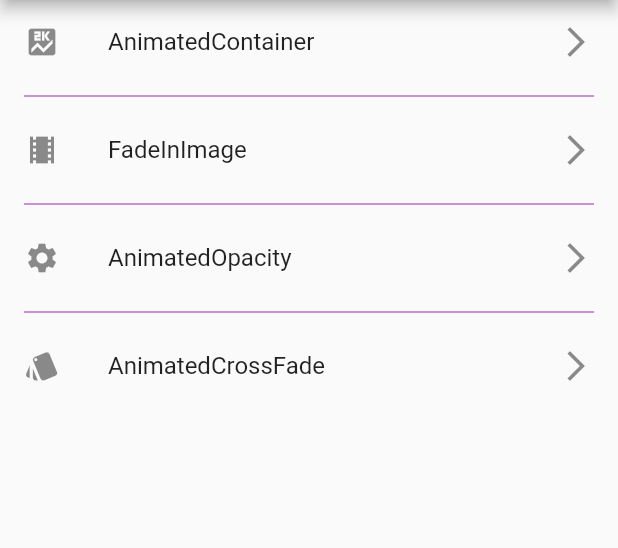
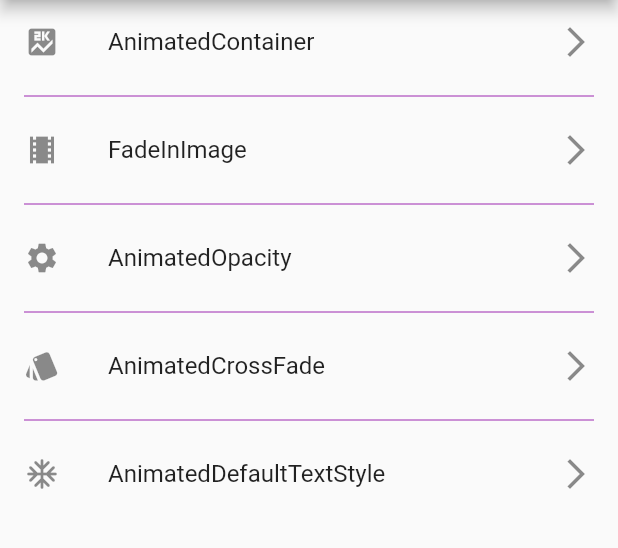
Before and after one commit to YannMancel/animator, a Flutter app: the screen it shows after launch, on a phone screen of 412 x 824 dp, the part 84-632 px from its top. Run offline on Flutter 3.47's test engine with Material 2 defaults, Android fonts, the phone set to English and light mode, and no system bars.

Commit message:
Add animated_default_text_style.dart

```diff
--- a/lib/data_layer/data.dart
+++ b/lib/data_layer/data.dart
@@ -1,6 +1,7 @@
 import 'package:animator/data_layer/section.dart';
 import 'package:animator/ui_layer/animations/animated_container.dart';
 import 'package:animator/ui_layer/animations/animated_cross_fade.dart';
+import 'package:animator/ui_layer/animations/animated_default_text_style.dart';
 import 'package:animator/ui_layer/animations/animated_opacity.dart';
 import 'package:animator/ui_layer/animations/fade_in_image.dart';
 import 'package:flutter/material.dart';
@@ -23,7 +24,11 @@ final animations = <Section>[
   Section(
       title: "AnimatedCrossFade",
       icon: Icons.style,
-      destination: AnimatedCrossFadeWidget())
+      destination: AnimatedCrossFadeWidget()),
+  Section(
+      title: "AnimatedDefaultTextStyle",
+      icon: Icons.ac_unit_rounded,
+      destination: AnimatedDefaultTextStyleWidget()),
 ];
 
 // -- Images --
```
Also changed, not shown: lib/ui_layer/animations/animated_default_text_style.dart (added, +36 -0 lines).
